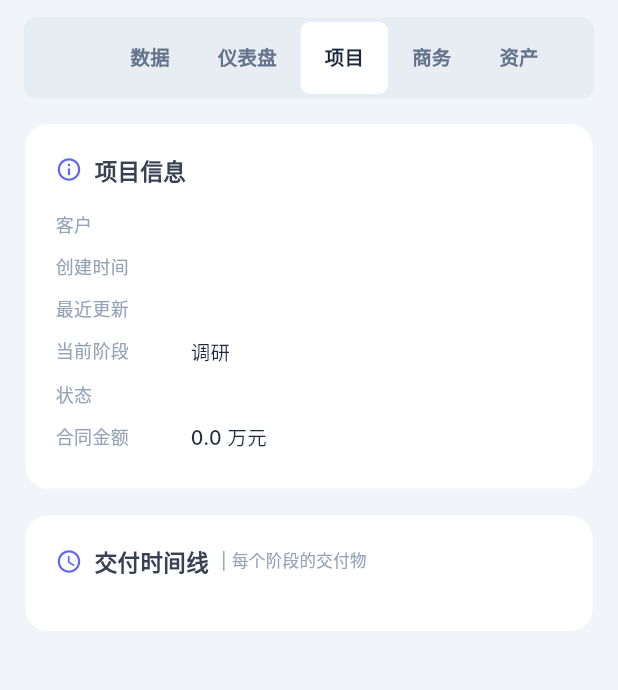
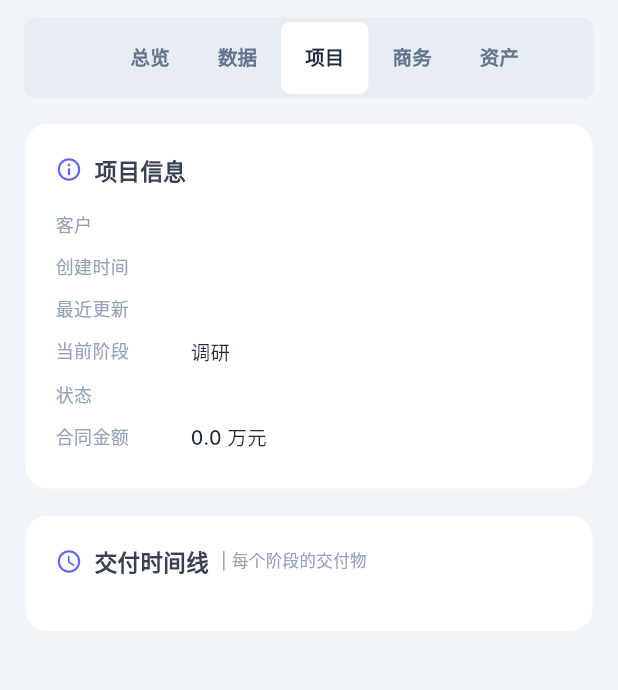
Before and after one commit to quanttide/qtdata, a Flutter app: the ProjectDetailScreen screen opened directly with empty values, tab 3 chosen, on a phone screen of 412 x 824 dp, the part 107-797 px from its top. Run offline on Flutter 3.47's test engine with Material 3 defaults, Android fonts, the phone set to English and light mode, and no system bars; Roboto replaces fonts that are missing (Inter).

Commit message:
refactor: Tab「仪表盘」更名「总览」并移至第一位

```diff
--- a/src/studio/lib/screens/project_detail_screen.dart
+++ b/src/studio/lib/screens/project_detail_screen.dart
@@ -74,8 +74,8 @@ class ProjectDetailScreen extends StatelessWidget {
                   fontWeight: FontWeight.w600,
                 ),
                 tabs: const [
+                  Tab(text: '总览'),
                   Tab(text: '数据'),
-                  Tab(text: '仪表盘'),
                   Tab(text: '项目'),
                   Tab(text: '商务'),
                   Tab(text: '资产'),
@@ -90,8 +90,8 @@ class ProjectDetailScreen extends StatelessWidget {
               padding: EdgeInsets.fromLTRB(hPadding, 0, hPadding, 0),
               child: TabBarView(
                 children: [
+                  OverviewTab(project: project),
                   DataTab(project: project),
-                  OverviewTab(project: project),
                   ProjectTab(
                     project: project,
                     onViewDoc: (item) => _showDocDialog(context, item),
```
Also changed, not shown: 2 other files.
